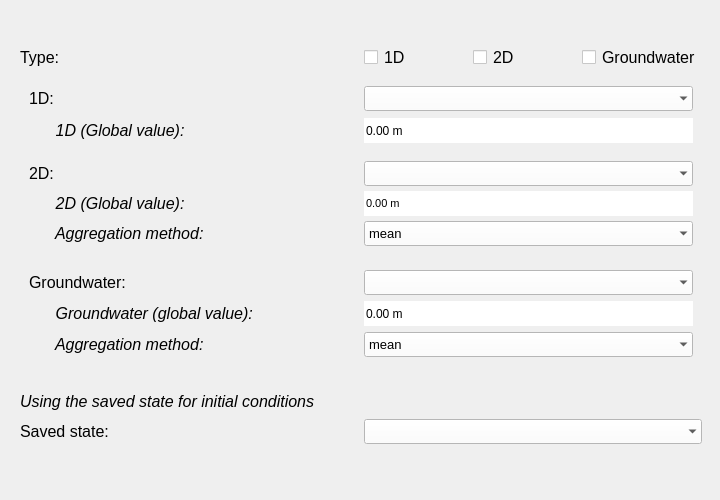
Above: threedi_models_and_simulations/ui/simulation_wizard/page_initial_conditions.ui from nens/threedi-api-qgis-client before the change. Below: the same form after it.
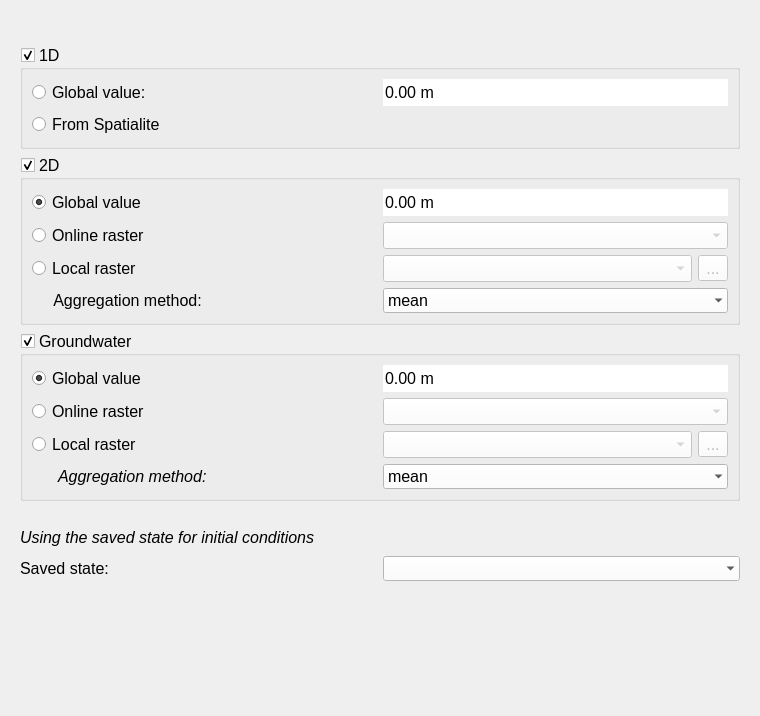
That is the form after the change. Custom widgets are drawn as their Qt base class.

The edit to the form file:
```diff
--- a/threedi_models_and_simulations/ui/simulation_wizard/page_initial_conditions.ui
+++ b/threedi_models_and_simulations/ui/simulation_wizard/page_initial_conditions.ui
@@ -6,8 +6,8 @@
    <rect>
     <x>0</x>
     <y>0</y>
-    <width>720</width>
-    <height>500</height>
+    <width>760</width>
+    <height>716</height>
    </rect>
   </property>
   <property name="minimumSize">
@@ -107,351 +107,8 @@
       </size>
      </property>
      <layout class="QGridLayout" name="gridLayout_4">
-      <item row="0" column="0">
-       <widget class="QLabel" name="label">
-        <property name="minimumSize">
-         <size>
-          <width>300</width>
-          <height>25</height>
-         </size>
-        </property>
-        <property name="font">
-         <font>
-          <family>Segoe UI</family>
-          <pointsize>12</pointsize>
-         </font>
-        </property>
-        <property name="text">
-         <string>Type:</string>
-        </property>
-       </widget>
-      </item>
-      <item row="0" column="1">
-       <layout class="QHBoxLayout" name="horizontalLayout">
-        <property name="leftMargin">
-         <number>0</number>
-        </property>
-        <item>
-         <widget class="QCheckBox" name="cb_1d">
-          <property name="minimumSize">
-           <size>
-            <width>14</width>
-            <height>14</height>
-           </size>
-          </property>
-          <property name="maximumSize">
-           <size>
-            <width>14</width>
-            <height>14</height>
-           </size>
-          </property>
-          <property name="font">
-           <font>
-            <family>Segoe UI</family>
-            <pointsize>12</pointsize>
-           </font>
-          </property>
-          <property name="autoFillBackground">
-           <bool>false</bool>
-          </property>
-          <property name="styleSheet">
-           <string notr="true">QCheckBox{background-color: white;}</string>
-          </property>
-          <property name="text">
-           <string/>
-          </property>
-          <property name="checkable">
-           <bool>true</bool>
-          </property>
-          <property name="checked">
-           <bool>false</bool>
-          </property>
-         </widget>
-        </item>
-        <item>
-         <widget class="QLabel" name="label_4">
-          <property name="minimumSize">
-           <size>
-            <width>50</width>
-            <height>25</height>
-           </size>
-          </property>
-          <property name="maximumSize">
-           <size>
-            <width>16777215</width>
-            <height>16777215</height>
-           </size>
-          </property>
-          <property name="font">
-           <font>
-            <pointsize>12</pointsize>
-           </font>
-          </property>
-          <property name="text">
-           <string>1D</string>
-          </property>
-         </widget>
-        </item>
-        <item>
-         <widget class="QCheckBox" name="cb_2d">
-          <property name="minimumSize">
-           <size>
-            <width>14</width>
-            <height>14</height>
-           </size>
-          </property>
-          <property name="maximumSize">
-           <size>
-            <width>14</width>
-            <height>14</height>
-           </size>
-          </property>
-          <property name="font">
-           <font>
-            <family>Segoe UI</family>
-            <pointsize>12</pointsize>
-           </font>
-          </property>
-          <property name="autoFillBackground">
-           <bool>false</bool>
-          </property>
-          <property name="styleSheet">
-           <string notr="true">QCheckBox{background-color: white;}</string>
-          </property>
-          <property name="text">
-           <string/>
-          </property>
-         </widget>
-        </item>
-        <item>
-         <widget class="QLabel" name="label_6">
-          <property name="minimumSize">
-           <size>
-            <width>50</width>
-            <height>25</height>
-           </size>
-          </property>
-          <property name="maximumSize">
-           <size>
-            <width>16777215</width>
-            <height>16777215</height>
-           </size>
-          </property>
-          <property name="font">
-           <font>
-            <pointsize>12</pointsize>
-           </font>
-          </property>
-          <property name="text">
-           <string>2D</string>
-          </property>
-         </widget>
-        </item>
-        <item>
-         <widget class="QCheckBox" name="cb_groundwater">
-          <property name="minimumSize">
-           <size>
-            <width>14</width>
-            <height>14</height>
-           </size>
-          </property>
-          <property name="maximumSize">
-           <size>
-            <width>14</width>
-            <height>14</height>
-           </size>
-          </property>
-          <property name="font">
-           <font>
-            <family>Segoe UI</family>
-            <pointsize>12</pointsize>
-           </font>
-          </property>
-          <property name="autoFillBackground">
-           <bool>false</bool>
-          </property>
-          <property name="styleSheet">
-           <string notr="true">QCheckBox{background-color: white;}</string>
-          </property>
-          <property name="text">
-           <string/>
-          </property>
-         </widget>
-        </item>
-        <item>
-         <widget class="QLabel" name="label_9">
-          <property name="minimumSize">
-           <size>
-            <width>100</width>
-            <height>25</height>
-           </size>
-          </property>
-          <property name="maximumSize">
-           <size>
-            <width>16777215</width>
-            <height>16777215</height>
-           </size>
-          </property>
-          <property name="font">
-           <font>
-            <pointsize>12</pointsize>
-           </font>
-          </property>
-          <property name="text">
-           <string>Groundwater</string>
-          </property>
-         </widget>
-        </item>
-       </layout>
-      </item>
-      <item row="1" column="0" colspan="2">
-       <widget class="QWidget" name="d1_widget" native="true">
-        <property name="minimumSize">
-         <size>
-          <width>680</width>
-          <height>70</height>
-         </size>
-        </property>
-        <property name="baseSize">
-         <size>
-          <width>0</width>
-          <height>0</height>
-         </size>
-        </property>
-        <layout class="QGridLayout" name="gridLayout_6">
-         <property name="bottomMargin">
-          <number>0</number>
-         </property>
-         <item row="0" column="2">
-          <widget class="QComboBox" name="dd_1d">
-           <property name="minimumSize">
-            <size>
-             <width>300</width>
-             <height>25</height>
-            </size>
-           </property>
-           <property name="maximumSize">
-            <size>
-             <width>16777215</width>
-             <height>16777215</height>
-            </size>
-           </property>
-           <property name="font">
-            <font>
-             <family>Segoe UI</family>
-             <pointsize>10</pointsize>
-            </font>
-           </property>
-           <property name="styleSheet">
-            <string notr="true">QComboBox {background-color:white; selection-background-color: lightgray;}</string>
-           </property>
-           <property name="frame">
-            <bool>false</bool>
-           </property>
-          </widget>
-         </item>
-         <item row="0" column="1">
-          <widget class="QLabel" name="label_2">
-           <property name="minimumSize">
-            <size>
-             <width>300</width>
-             <height>25</height>
-            </size>
-           </property>
-           <property name="maximumSize">
-            <size>
-             <width>16777215</width>
-             <height>16777215</height>
-            </size>
-           </property>
-           <property name="font">
-            <font>
-             <family>Segoe UI</family>
-             <pointsize>12</pointsize>
-            </font>
-           </property>
-           <property name="text">
-            <string>1D:</string>
-           </property>
-          </widget>
-         </item>
-         <item row="1" column="2">
-          <widget class="QDoubleSpinBox" name="sp_1d_global_value">
-           <property name="minimumSize">
-            <size>
-             <width>300</width>
-             <height>25</height>
-            </size>
-           </property>
-           <property name="maximumSize">
-            <size>
-             <width>16777215</width>
-             <height>16777215</height>
-            </size>
-           </property>
-           <property name="font">
-            <font/>
-           </property>
-           <property name="styleSheet">
-            <string notr="true">QDoubleSpinBox {background-color:white; selection-background-color: lightgray;}</string>
-           </property>
-           <property name="frame">
-            <bool>false</bool>
-           </property>
-           <property name="alignment">
-            <set>Qt::AlignLeading|Qt::AlignLeft|Qt::AlignVCenter</set>
-           </property>
-           <property name="buttonSymbols">
-            <enum>QAbstractSpinBox::NoButtons</enum>
-           </property>
-           <property name="prefix">
-            <string/>
-           </property>
-           <property name="suffix">
-            <string> m</string>
-           </property>
-           <property name="minimum">
-            <double>-100000000000000005366162204393472.000000000000000</double>
-           </property>
-           <property name="maximum">
-            <double>100000000000000004764729344.000000000000000</double>
-           </property>
-          </widget>
-         </item>
-         <item row="1" column="1">
-          <widget class="QLabel" name="label_1d_gv">
-           <property name="minimumSize">
-            <size>
-             <width>300</width>
-             <height>25</height>
-            </size>
-           </property>
-           <property name="maximumSize">
-            <size>
-             <width>16777215</width>
-             <height>16777215</height>
-            </size>
-           </property>
-           <property name="font">
-            <font>
-             <family>Segoe UI</family>
-             <pointsize>12</pointsize>
-             <italic>true</italic>
-            </font>
-           </property>
-           <property name="text">
-            <string>      1D (Global value):</string>
-           </property>
-           <property name="margin">
-            <number>0</number>
-           </property>
-          </widget>
-         </item>
-        </layout>
-       </widget>
-      </item>
       <item row="2" column="0" colspan="2">
-       <widget class="QWidget" name="d2_widget" native="true">
+       <widget class="QGroupBox" name="gb_2d">
         <property name="minimumSize">
          <size>
           <width>680</width>
@@ -464,68 +121,14 @@
           <pointsize>12</pointsize>
          </font>
         </property>
+        <property name="title">
+         <string>2D</string>
+        </property>
+        <property name="checkable">
+         <bool>true</bool>
+        </property>
         <layout class="QGridLayout" name="gridLayout_2">
-         <item row="2" column="0">
-          <widget class="QLabel" name="label_2d_gv">
-           <property name="minimumSize">
-            <size>
-             <width>300</width>
-             <height>25</height>
-            </size>
-           </property>
-           <property name="maximumSize">
-            <size>
-             <width>16777215</width>
-             <height>16777215</height>
-            </size>
-           </property>
-           <property name="font">
-            <font>
-             <family>Segoe UI</family>
-             <pointsize>12</pointsize>
-             <italic>true</italic>
-            </font>
-           </property>
-           <property name="text">
-            <string>      2D (Global value):</string>
-           </property>
-          </widget>
-         </item>
-         <item row="1" column="2">
-          <widget class="QComboBox" name="dd_2d">
-           <property name="sizePolicy">
-            <sizepolicy hsizetype="Preferred" vsizetype="Fixed">
-             <horstretch>0</horstretch>
-             <verstretch>0</verstretch>
-            </sizepolicy>
-           </property>
-           <property name="minimumSize">
-            <size>
-             <width>300</width>
-             <height>25</height>
-            </size>
-           </property>
-           <property name="maximumSize">
-            <size>
-             <width>16777215</width>
-             <height>16777215</height>
-            </size>
-           </property>
-           <property name="font">
-            <font>
-             <family>Segoe UI</family>
-             <pointsize>10</pointsize>
-            </font>
-           </property>
-           <property name="styleSheet">
-            <string notr="true">QComboBox {background-color:white; selection-background-color: lightgray;}</string>
-           </property>
-           <property name="frame">
-            <bool>false</bool>
-           </property>
-          </widget>
-         </item>
-         <item row="3" column="0">
+         <item row="5" column="0">
           <widget class="QLabel" name="label_2d_am">
            <property name="minimumSize">
             <size>
@@ -535,15 +138,91 @@
            </property>
            <property name="font">
             <font>
-             <italic>true</italic>
+             <family>Segoe UI</family>
+             <pointsize>12</pointsize>
+             <italic>false</italic>
             </font>
            </property>
            <property name="text">
-            <string>      Aggregation method:</string>
+            <string>     Aggregation method:</string>
+           </property>
+          </widget>
+         </item>
+         <item row="3" column="0">
+          <widget class="QRadioButton" name="rb_2d_local_raster">
+           <property name="text">
+            <string>Local raster</string>
+           </property>
+          </widget>
+         </item>
+         <item row="2" column="0">
+          <widget class="QRadioButton" name="rb_2d_online_raster">
+           <property name="text">
+            <string>Online raster</string>
            </property>
           </widget>
          </item>
          <item row="2" column="2">
+          <widget class="QComboBox" name="cbo_2d_online_raster">
+           <property name="enabled">
+            <bool>false</bool>
+           </property>
+          </widget>
+         </item>
+         <item row="5" column="2">
+          <widget class="QComboBox" name="gb_2d_aggregation">
+           <property name="minimumSize">
+            <size>
+             <width>300</width>
+             <height>25</height>
+            </size>
+           </property>
+           <property name="maximumSize">
+            <size>
+             <width>16777215</width>
+             <height>16777215</height>
+            </size>
+           </property>
+           <property name="font">
+            <font>
+             <family>Segoe UI</family>
+             <pointsize>12</pointsize>
+            </font>
+           </property>
+           <property name="styleSheet">
+            <string notr="true">QComboBox {background-color:white; selection-background-color: lightgray;}</string>
+           </property>
+           <property name="frame">
+            <bool>false</bool>
+           </property>
+           <item>
+            <property name="text">
+             <string>mean</string>
+            </property>
+           </item>
+           <item>
+            <property name="text">
+             <string>max</string>
+            </property>
+           </item>
+           <item>
+            <property name="text">
+             <string>min</string>
+            </property>
+           </item>
+          </widget>
+         </item>
+         <item row="1" column="0">
+          <widget class="QRadioButton" name="rb_2d_global_value">
+           <property name="text">
+            <string>Global value</string>
+           </property>
+           <property name="checked">
+            <bool>true</bool>
+           </property>
+          </widget>
+         </item>
+         <item row="1" column="2">
           <widget class="QDoubleSpinBox" name="sp_2d_global_value">
            <property name="minimumSize">
             <size>
@@ -560,7 +239,7 @@
            <property name="font">
             <font>
              <family>Segoe UI</family>
-             <pointsize>8</pointsize>
+             <pointsize>12</pointsize>
             </font>
            </property>
            <property name="styleSheet">
@@ -586,88 +265,62 @@
            </property>
           </widget>
          </item>
-         <item row="1" column="0">
-          <widget class="QLabel" name="label_3">
-           <property name="minimumSize">
-            <size>
-             <width>300</width>
-             <height>25</height>
-            </size>
-           </property>
-           <property name="maximumSize">
-            <size>
-             <width>16777215</width>
-             <height>16777215</height>
-            </size>
-           </property>
-           <property name="font">
-            <font>
-             <family>Segoe UI</family>
-             <pointsize>12</pointsize>
-            </font>
-           </property>
-           <property name="text">
-            <string>2D:</string>
-           </property>
-          </widget>
-         </item>
          <item row="3" column="2">
-          <widget class="QComboBox" name="cb_2d_aggregation">
-           <property name="minimumSize">
-            <size>
-             <width>300</width>
-             <height>25</height>
-            </size>
+          <layout class="QHBoxLayout" name="horizontalLayout">
+           <property name="bottomMargin">
+            <number>0</number>
            </property>
-           <property name="maximumSize">
-            <size>
-             <width>16777215</width>
-             <height>16777215</height>
-            </size>
-           </property>
-           <property name="font">
-            <font>
-             <family>Segoe UI</family>
-             <pointsize>10</pointsize>
-            </font>
-           </property>
-           <property name="styleSheet">
-            <string notr="true">QComboBox {background-color:white; selection-background-color: lightgray;}</string>
-           </property>
-           <property name="frame">
-            <bool>false</bool>
-           </property>
            <item>
-            <property name="text">
-             <string>mean</string>
-            </property>
+            <widget class="QgsMapLayerComboBox" name="cbo_2d_local_raster">
+             <property name="enabled">
+              <bool>false</bool>
+             </property>
+             <property name="showCrs">
+              <bool>true</bool>
+             </property>
+            </widget>
            </item>
            <item>
-            <property name="text">
-             <string>max</string>
-            </property>
+            <widget class="QToolButton" name="btn_browse_2d_local_raster">
+             <property name="enabled">
+              <bool>false</bool>
+             </property>
+             <property name="text">
+              <string>...</string>
+             </property>
+            </widget>
            </item>
-           <item>
-            <property name="text">
-             <string>min</string>
-            </property>
-           </item>
-          </widget>
+          </layout>
          </item>
         </layout>
        </widget>
       </item>
       <item row="3" column="0" colspan="2">
-       <widget class="QWidget" name="groundwater_widget" native="true">
+       <widget class="QGroupBox" name="gb_gwater">
         <property name="minimumSize">
          <size>
           <width>680</width>
           <height>100</height>
          </size>
         </property>
+        <property name="font">
+         <font>
+          <family>Segoe UI</family>
+          <pointsize>12</pointsize>
+         </font>
+        </property>
+        <property name="title">
+         <string>Groundwater</string>
+        </property>
+        <property name="checkable">
+         <bool>true</bool>
+        </property>
+        <property name="checked">
+         <bool>true</bool>
+        </property>
         <layout class="QGridLayout" name="gridLayout_3">
-         <item row="0" column="0">
-          <widget class="QLabel" name="label_5">
+         <item row="4" column="0">
+          <widget class="QLabel" name="label_gwater_am">
            <property name="minimumSize">
             <size>
              <width>300</width>
@@ -684,14 +337,15 @@
             <font>
              <family>Segoe UI</family>
              <pointsize>12</pointsize>
+             <italic>true</italic>
             </font>
            </property>
            <property name="text">
-            <string>Groundwater:</string>
+            <string>      Aggregation method:</string>
            </property>
           </widget>
          </item>
-         <item row="1" column="2">
+         <item row="0" column="2">
           <widget class="QDoubleSpinBox" name="sp_gwater_global_value">
            <property name="minimumSize">
             <size>
@@ -705,6 +359,13 @@
              <height>16777215</height>
             </size>
            </property>
+           <property name="font">
+            <font>
+             <family>Segoe UI</family>
+             <pointsize>12</pointsize>
+             <kerning>true</kerning>
+            </font>
+           </property>
            <property name="styleSheet">
             <string notr="true">QDoubleSpinBox {background-color:white; selection-background-color: lightgray;}</string>
            </property>
@@ -729,60 +390,37 @@
           </widget>
          </item>
          <item row="1" column="0">
-          <widget class="QLabel" name="label_gw_gv">
-           <property name="minimumSize">
-            <size>
-             <width>300</width>
-             <height>25</height>
-            </size>
-           </property>
-           <property name="maximumSize">
-            <size>
-             <width>16777215</width>
-             <height>16777215</height>
-            </size>
-           </property>
-           <property name="font">
-            <font>
-             <family>Segoe UI</family>
-             <pointsize>12</pointsize>
-             <italic>true</italic>
-            </font>
-           </property>
+          <widget class="QRadioButton" name="rb_gw_online_raster">
            <property name="text">
-            <string>      Groundwater (global value):</string>
+            <string>Online raster</string>
            </property>
           </widget>
          </item>
-         <item row="0" column="2">
-          <widget class="QComboBox" name="dd_groundwater">
-           <property name="minimumSize">
-            <size>
-             <width>300</width>
-             <height>25</height>
-            </size>
-           </property>
-           <property name="maximumSize">
-            <size>
-             <width>16777215</width>
-             <height>16777215</height>
-            </size>
-           </property>
-           <property name="font">
-            <font>
-             <family>Segoe UI</family>
-             <pointsize>10</pointsize>
-            </font>
-           </property>
-           <property name="styleSheet">
-            <string notr="true">QComboBox {background-color:white; selection-background-color: lightgray;}</string>
-           </property>
-           <property name="frame">
+         <item row="1" column="2">
+          <widget class="QComboBox" name="cbo_gw_online_raster">
+           <property name="enabled">
             <bool>false</bool>
            </property>
           </widget>
          </item>
-         <item row="2" column="2">
+         <item row="0" column="0">
+          <widget class="QRadioButton" name="rb_gw_global_value">
+           <property name="text">
+            <string>Global value</string>
+           </property>
+           <property name="checked">
+            <bool>true</bool>
+           </property>
+          </widget>
+         </item>
+         <item row="2" column="0">
+          <widget class="QRadioButton" name="rb_gw_local_raster">
+           <property name="text">
+            <string>Local raster</string>
+           </property>
+          </widget>
+         </item>
+         <item row="4" column="2">
           <widget class="QComboBox" name="cb_gwater_aggregation">
            <property name="minimumSize">
             <size>
@@ -799,7 +437,7 @@
            <property name="font">
             <font>
              <family>Segoe UI</family>
-             <pointsize>10</pointsize>
+             <pointsize>12</pointsize>
             </font>
            </property>
            <property name="styleSheet">
@@ -825,8 +463,54 @@
            </item>
           </widget>
          </item>
-         <item row="2" column="0">
-          <widget class="QLabel" name="label_gwater_am">
+         <item row="2" column="2">
+          <layout class="QHBoxLayout" name="horizontalLayout_2">
+           <item>
+            <widget class="QgsMapLayerComboBox" name="cbo_gw_local_raster">
+             <property name="enabled">
+              <bool>false</bool>
+             </property>
+            </widget>
+           </item>
+           <item>
+            <widget class="QToolButton" name="btn_browse_gw_local_raster">
+             <property name="enabled">
+              <bool>false</bool>
+             </property>
+             <property name="text">
+              <string>...</string>
+             </property>
+            </widget>
+           </item>
+          </layout>
+         </item>
+        </layout>
+       </widget>
+      </item>
+      <item row="0" column="0" colspan="2">
+       <widget class="QGroupBox" name="gb_1d">
+        <property name="font">
+         <font>
+          <family>Segoe UI</family>
+          <pointsize>12</pointsize>
+         </font>
+        </property>
+        <property name="title">
+         <string>1D</string>
+        </property>
+        <property name="checkable">
+         <bool>true</bool>
+        </property>
+        <layout class="QGridLayout" name="gridLayout_7">
+         <item row="1" column="0">
+          <widget class="QRadioButton" name="rb_d1_dd">
+           <property name="text">
+            <string>From Spatialite</string>
+           </property>
+          </widget>
+         </item>
+         <item row="0" column="1">
+          <widget class="QDoubleSpinBox" name="sp_1d_global_value">
            <property name="minimumSize">
             <size>
              <width>300</width>
@@ -841,12 +525,40 @@
            </property>
            <property name="font">
             <font>
+             <family>Segoe UI</family>
              <pointsize>12</pointsize>
-             <italic>true</italic>
             </font>
            </property>
+           <property name="styleSheet">
+            <string notr="true">QDoubleSpinBox {background-color:white; selection-background-color: lightgray;}</string>
+           </property>
+           <property name="frame">
+            <bool>false</bool>
+           </property>
+           <property name="alignment">
+            <set>Qt::AlignLeading|Qt::AlignLeft|Qt::AlignVCenter</set>
+           </property>
+           <property name="buttonSymbols">
+            <enum>QAbstractSpinBox::NoButtons</enum>
+           </property>
+           <property name="prefix">
+            <string/>
+           </property>
+           <property name="suffix">
+            <string> m</string>
+           </property>
+           <property name="minimum">
+            <double>-100000000000000005366162204393472.000000000000000</double>
+           </property>
+           <property name="maximum">
+            <double>100000000000000004764729344.000000000000000</double>
+           </property>
+          </widget>
+         </item>
+         <item row="0" column="0">
+          <widget class="QRadioButton" name="rb_d1_gv">
            <property name="text">
-            <string>      Aggregation method:</string>
+            <string>Global value:</string>
            </property>
           </widget>
          </item>
@@ -907,7 +619,7 @@
         <property name="font">
          <font>
           <family>Segoe UI</family>
-          <pointsize>10</pointsize>
+          <pointsize>12</pointsize>
          </font>
         </property>
         <property name="styleSheet">
@@ -949,6 +661,13 @@
    </item>
   </layout>
  </widget>
+ <customwidgets>
+  <customwidget>
+   <class>QgsMapLayerComboBox</class>
+   <extends>QComboBox</extends>
+   <header>qgis.gui</header>
+  </customwidget>
+ </customwidgets>
  <resources/>
  <connections/>
 </ui>
```
Left out of the diff: 131 changed lines with no effect on the pictures.
